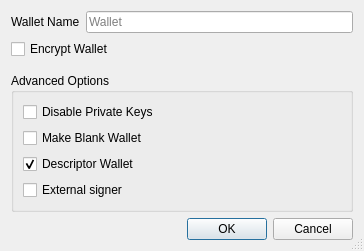
This is src/qt/forms/createwalletdialog.ui in saltedlolly/digibyte as Qt 5 draws it before an edit. The edited form follows.
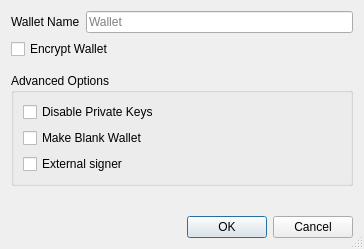
This is the edited form.

Diff of the .ui file:
```diff
--- a/src/qt/forms/createwalletdialog.ui
+++ b/src/qt/forms/createwalletdialog.ui
@@ -99,19 +99,6 @@
         </property>
        </widget>
       </item>
-      <item>
-       <widget class="QCheckBox" name="descriptor_checkbox">
-        <property name="toolTip">
-         <string>Use descriptors for scriptPubKey management</string>
-        </property>
-        <property name="text">
-         <string>Descriptor Wallet</string>
-        </property>
-        <property name="checked">
-         <bool>true</bool>
-        </property>
-       </widget>
-      </item>
       <item>
        <widget class="QCheckBox" name="external_signer_checkbox">
         <property name="toolTip">
```
